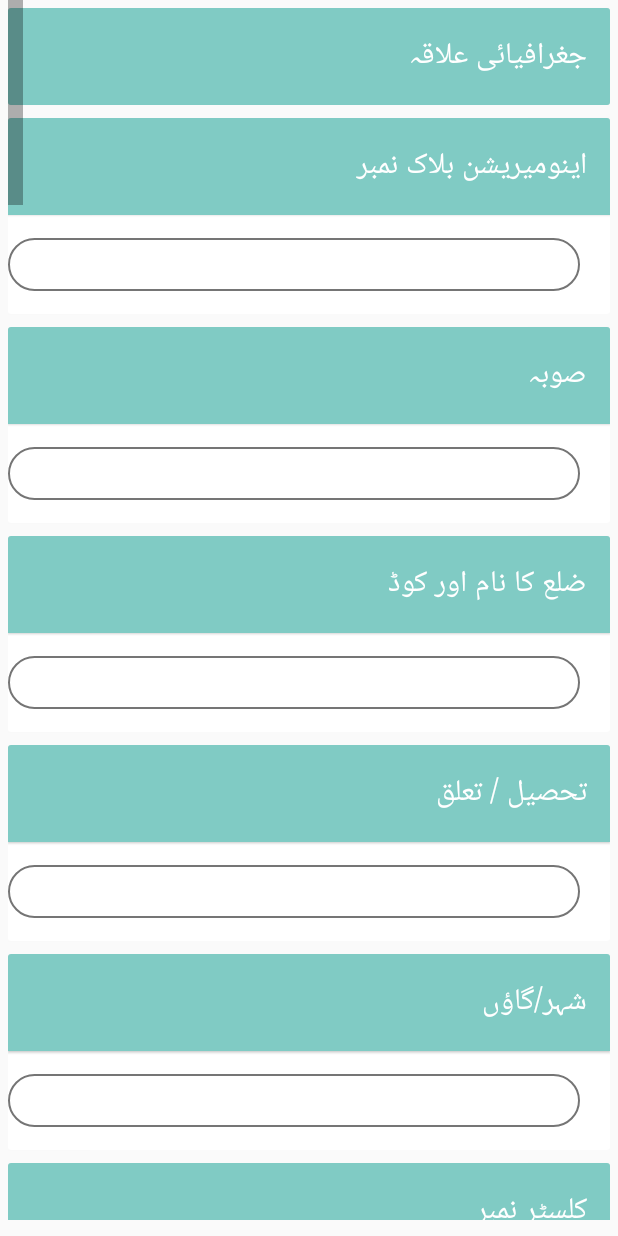
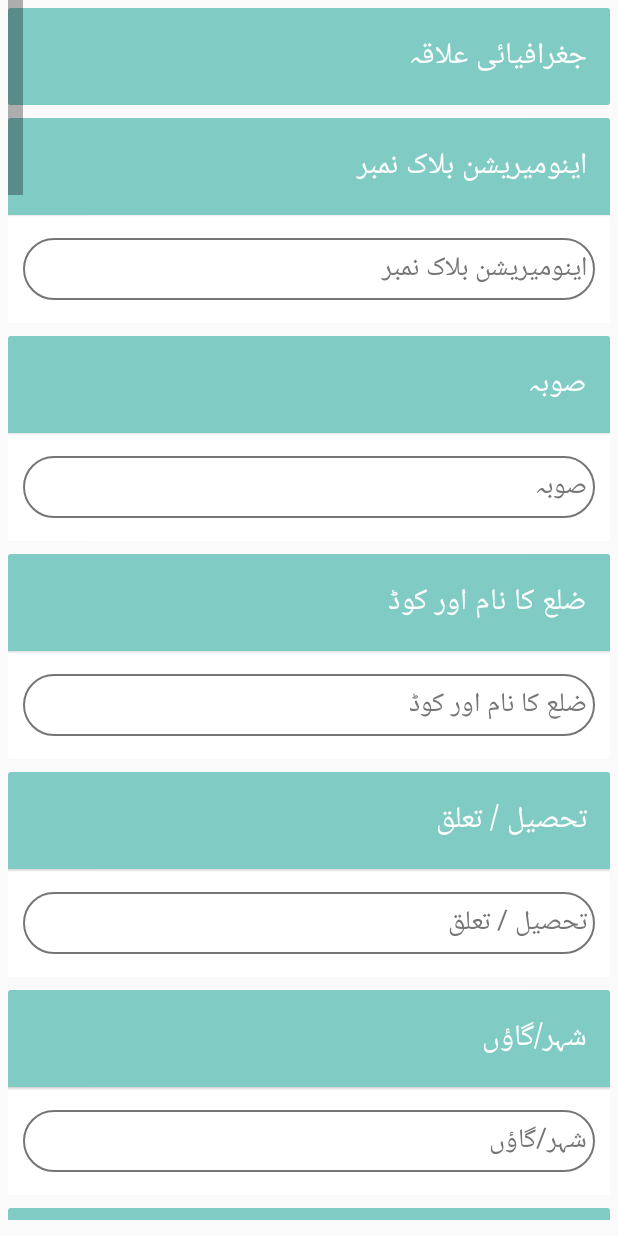
Before and after one commit to indus1530/TPVICS-HH, an Android app: the SectionAActivity screen opened directly, with no data from a screen before it, on a phone screen of 412 x 824 dp. Run offline under Robolectric (Android 15) with nearby library versions, the phone set to English and light mode, and no system bars; our stand-ins replace data binding; libraries missing offline, so code that uses them is left out: com.edittextpicker.aliazaz, com.validatorcrawler.aliazaz; plain views replace EditTextPicker; 3 statements that could not run were skipped.

Commit message:
update library and some layouts

```diff
--- a/app/build.gradle
+++ b/app/build.gradle
@@ -63,7 +63,7 @@
     annotationProcessor 'androidx.room:room-compiler:2.2.3'
 
     // Android Validator Crawler
-    implementation 'com.github.AliAzaz:AndroidValidatorCrawler:1.0.0'
+    implementation 'com.github.AliAzaz:AndroidValidatorCrawler:1.0.1'
 
     // Fancy Toast
     implementation 'com.github.Shashank02051997:FancyToast-Android:0.1.6'
--- a/app/src/main/res/layout/activity_section_a.xml
+++ b/app/src/main/res/layout/activity_section_a.xml
@@ -23,7 +23,7 @@
             android:layout_height="wrap_content"
             android:orientation="vertical">
 
-            <!-- hh01  T   -->
+            <!-- hh01  Title   -->
             <androidx.cardview.widget.CardView
                 android:id="@+id/fldGrpCVhh01"
                 style="@style/cardView">
@@ -39,7 +39,7 @@
                 </LinearLayout>
             </androidx.cardview.widget.CardView>
 
-            <!-- hh02  E   -->
+            <!-- hh02  Input   -->
             <androidx.cardview.widget.CardView
                 android:id="@+id/fldGrpCVhh02"
                 style="@style/cardView">
@@ -58,14 +58,12 @@
                         style="@style/textInputName"
                         android:layout_width="match_parent"
                         android:layout_height="wrap_content"
-                        android:layout_marginStart="20dp"
-                        android:layout_weight="70"
-                        android:focusable="false"
+                        android:hint="@string/hh02"
                         android:textColor="@android:color/black" />
                 </LinearLayout>
             </androidx.cardview.widget.CardView>
 
-            <!-- hh03  E   -->
+            <!-- hh03  Input   -->
             <androidx.cardview.widget.CardView
                 android:id="@+id/fldGrpCVhh03"
                 style="@style/cardView">
@@ -84,14 +82,12 @@
                         style="@style/textInputName"
                         android:layout_width="match_parent"
                         android:layout_height="wrap_content"
-                        android:layout_marginStart="20dp"
-                        android:layout_weight="70"
-                        android:focusable="false"
+                        android:hint="@string/hh03"
                         android:textColor="@android:color/black" />
                 </LinearLayout>
             </androidx.cardview.widget.CardView>
 
-            <!-- hh04  E   -->
+            <!-- hh04  Input   -->
             <androidx.cardview.widget.CardView
                 android:id="@+id/fldGrpCVhh04"
                 style="@style/cardView">
@@ -110,14 +106,12 @@
                         style="@style/textInputName"
                         android:layout_width="match_parent"
                         android:layout_height="wrap_content"
-                        android:layout_marginStart="20dp"
-                        android:layout_weight="70"
-                        android:focusable="false"
+                        android:hint="@string/hh04"
                         android:textColor="@android:color/black" />
                 </LinearLayout>
             </androidx.cardview.widget.CardView>
 
-            <!-- hh05  E   -->
+            <!-- hh05  Input   -->
             <androidx.cardview.widget.CardView
                 android:id="@+id/fldGrpCVhh05"
                 style="@style/cardView">
@@ -136,14 +130,12 @@
                         style="@style/textInputName"
                         android:layout_width="match_parent"
                         android:layout_height="wrap_content"
-                        android:layout_marginStart="20dp"
-                        android:layout_weight="70"
-                        android:focusable="false"
+                        android:hint="@string/hh05"
                         android:textColor="@android:color/black" />
                 </LinearLayout>
             </androidx.cardview.widget.CardView>
 
-            <!-- hh06  E   -->
+            <!-- hh06  Input   -->
             <androidx.cardview.widget.CardView
                 android:id="@+id/fldGrpCVhh06"
                 style="@style/cardView">
@@ -162,14 +154,12 @@
                         style="@style/textInputName"
                         android:layout_width="match_parent"
                         android:layout_height="wrap_content"
-                        android:layout_marginStart="20dp"
-                        android:layout_weight="70"
-                        android:focusable="false"
+                        android:hint="@string/hh06"
                         android:textColor="@android:color/black" />
                 </LinearLayout>
             </androidx.cardview.widget.CardView>
 
-            <!-- hh07  E   -->
+            <!-- hh07  Input   -->
             <androidx.cardview.widget.CardView
                 android:id="@+id/fldGrpCVhh07"
                 style="@style/cardView">
@@ -188,14 +178,12 @@
                         style="@style/textInputName"
                         android:layout_width="match_parent"
                         android:layout_height="wrap_content"
-                        android:layout_marginStart="20dp"
-                        android:layout_weight="70"
-                        android:focusable="false"
+                        android:hint="@string/hh07"
                         android:textColor="@android:color/black" />
                 </LinearLayout>
             </androidx.cardview.widget.CardView>
 
-            <!-- hh08  E   -->
+            <!-- hh08  Input   -->
             <androidx.cardview.widget.CardView
                 android:id="@+id/fldGrpCVhh08"
                 style="@style/cardView">
@@ -214,14 +202,12 @@
                         style="@style/textInputName"
                         android:layout_width="match_parent"
                         android:layout_height="wrap_content"
-                        android:layout_marginStart="20dp"
-                        android:layout_weight="70"
-                        android:focusable="false"
+                        android:hint="@string/hh08"
                         android:textColor="@android:color/black" />
                 </LinearLayout>
             </androidx.cardview.widget.CardView>
 
-            <!-- hh09  E   -->
+            <!-- hh09  Input   -->
             <androidx.cardview.widget.CardView
                 android:id="@+id/fldGrpCVhh09"
                 style="@style/cardView">
@@ -240,14 +226,12 @@
                         style="@style/textInputName"
                         android:layout_width="match_parent"
                         android:layout_height="wrap_content"
-                        android:layout_marginStart="20dp"
-                        android:layout_weight="70"
-                        android:focusable="false"
+                        android:hint="@string/hh09"
                         android:textColor="@android:color/black" />
                 </LinearLayout>
             </androidx.cardview.widget.CardView>
 
-            <!-- hh10  E   -->
+            <!-- hh10  Input   -->
             <androidx.cardview.widget.CardView
                 android:id="@+id/fldGrpCVhh10"
                 style="@style/cardView">
@@ -266,14 +250,12 @@
                         style="@style/textInputName"
                         android:layout_width="match_parent"
                         android:layout_height="wrap_content"
-                        android:layout_marginStart="20dp"
-                        android:layout_weight="70"
-                        android:focusable="false"
+                        android:hint="@string/hh10"
                         android:textColor="@android:color/black" />
                 </LinearLayout>
             </androidx.cardview.widget.CardView>
 
-            <!-- hh11  E   -->
+            <!-- hh11  Input   -->
             <androidx.cardview.widget.CardView
                 android:id="@+id/fldGrpCVhh11"
                 style="@style/cardView">
@@ -292,14 +274,12 @@
                         style="@style/textInputName"
                         android:layout_width="match_parent"
                         android:layout_height="wrap_content"
-                        android:layout_marginStart="20dp"
-                        android:layout_weight="70"
-                        android:focusable="false"
+                        android:hint="@string/hh11"
                         android:textColor="@android:color/black" />
                 </LinearLayout>
             </androidx.cardview.widget.CardView>
 
-            <!-- hh12  E   -->
+            <!-- hh12  Input   -->
             <androidx.cardview.widget.CardView
                 android:id="@+id/fldGrpCVhh12"
                 style="@style/cardView">
@@ -318,14 +298,12 @@
                         style="@style/textInputName"
                         android:layout_width="match_parent"
                         android:layout_height="wrap_content"
-                        android:layout_marginStart="20dp"
-                        android:layout_weight="70"
-                        android:focusable="false"
+                        android:hint="@string/hh12"
                         android:textColor="@android:color/black" />
                 </LinearLayout>
             </androidx.cardview.widget.CardView>
 
-            <!-- hh13  E   -->
+            <!-- hh13  Input   -->
             <androidx.cardview.widget.CardView
                 android:id="@+id/fldGrpCVhh13"
                 style="@style/cardView">
@@ -344,14 +322,12 @@
                         style="@style/textInputName"
                         android:layout_width="match_parent"
                         android:layout_height="wrap_content"
-                        android:layout_marginStart="20dp"
-                        android:layout_weight="70"
-                        android:focusable="false"
+                        android:hint="@string/hh13"
                         android:textColor="@android:color/black" />
                 </LinearLayout>
             </androidx.cardview.widget.CardView>
 
-            <!-- hh14  E   -->
+            <!-- hh14  Input   -->
             <androidx.cardview.widget.CardView
                 android:id="@+id/fldGrpCVhh14"
                 style="@style/cardView">
@@ -370,14 +346,12 @@
                         style="@style/textInputName"
                         android:layout_width="match_parent"
                         android:layout_height="wrap_content"
-                        android:layout_marginStart="20dp"
-                        android:layout_weight="70"
-                        android:focusable="false"
+                        android:hint="@string/hh14"
                         android:textColor="@android:color/black" />
                 </LinearLayout>
             </androidx.cardview.widget.CardView>
 
-            <!-- hh15  E   -->
+            <!-- hh15  Input   -->
             <androidx.cardview.widget.CardView
                 android:id="@+id/fldGrpCVhh15"
                 style="@style/cardView">
@@ -396,14 +370,12 @@
                         style="@style/textInputName"
                         android:layout_width="match_parent"
                         android:layout_height="wrap_content"
-                        android:layout_marginStart="20dp"
-                        android:layout_weight="70"
-                        android:focusable="false"
+                        android:hint="@string/hh15"
                         android:textColor="@android:color/black" />
                 </LinearLayout>
             </androidx.cardview.widget.CardView>
 
-            <!-- hh16  T   -->
+            <!-- hh16  Radio   -->
             <androidx.cardview.widget.CardView
                 android:id="@+id/fldGrpCVhh16"
                 style="@style/cardView">
@@ -435,7 +407,7 @@
                 </LinearLayout>
             </androidx.cardview.widget.CardView>
 
-            <!-- hh17  T   -->
+            <!-- hh17  Title   -->
             <androidx.cardview.widget.CardView
                 android:id="@+id/fldGrpCVhh17"
                 style="@style/cardView">
@@ -449,12 +421,21 @@
                         style="@style/i_textview"
                         android:text="@string/hh17" />
 
+                    <TextView
+                        style="@style/i_textview"
+                        android:text="@string/hh17a" />
+
                     <EditText
                         android:id="@+id/hh17a"
-                        style="@style/EditText"
+                        style="@style/textInputName"
                         android:layout_width="match_parent"
                         android:layout_height="wrap_content"
-                        android:hint="@string/hh17a" />
+                        android:hint="@string/hh17a"
+                        android:textColor="@android:color/black" />
+
+                    <TextView
+                        style="@style/i_textview"
+                        android:text="@string/hh17b" />
 
                     <com.edittextpicker.aliazaz.EditTextPicker
                         android:id="@+id/hh17b"
@@ -464,14 +445,13 @@
                         android:hint="@string/hh17b"
                         android:inputType="number"
                         app:mask="##"
-                        app:maxValue="1"
+                        app:maxValue="11"
                         app:minValue="11"
                         app:type="range" />
-
                 </LinearLayout>
             </androidx.cardview.widget.CardView>
 
-            <!-- hh18  T   -->
+            <!-- hh18  Title   -->
             <androidx.cardview.widget.CardView
                 android:id="@+id/fldGrpCVhh18"
                 style="@style/cardView">
@@ -485,12 +465,21 @@
                         style="@style/i_textview"
                         android:text="@string/hh18" />
 
+                    <TextView
+                        style="@style/i_textview"
+                        android:text="@string/hh18a" />
+
                     <EditText
                         android:id="@+id/hh18a"
-                        style="@style/EditText"
+                        style="@style/textInputName"
                         android:layout_width="match_parent"
                         android:layout_height="wrap_content"
-                        android:hint="@string/hh18a" />
+                        android:hint="@string/hh18a"
+                        android:textColor="@android:color/black" />
+
+                    <TextView
+                        style="@style/i_textview"
+                        android:text="@string/hh18b" />
 
                     <com.edittextpicker.aliazaz.EditTextPicker
                         android:id="@+id/hh18b"
@@ -500,13 +489,13 @@
                         android:hint="@string/hh18b"
                         android:inputType="number"
                         app:mask="##"
-                        app:maxValue="1"
+                        app:maxValue="11"
                         app:minValue="11"
                         app:type="range" />
                 </LinearLayout>
             </androidx.cardview.widget.CardView>
 
-            <!-- hh19  T   -->
+            <!-- hh19  Radio   -->
             <androidx.cardview.widget.CardView
                 android:id="@+id/fldGrpCVhh19"
                 style="@style/cardView">
@@ -538,7 +527,7 @@
                 </LinearLayout>
             </androidx.cardview.widget.CardView>
 
-            <!-- hh19_title  T   -->
+            <!-- hh19_title  Title   -->
             <androidx.cardview.widget.CardView
                 android:id="@+id/fldGrpCVhh19_title"
                 style="@style/cardView">
@@ -554,24 +543,7 @@
                 </LinearLayout>
             </androidx.cardview.widget.CardView>
 
-            <!-- hh20_title  T   -->
-            <androidx.cardview.widget.CardView
-                android:id="@+id/fldGrpCVhh20_title"
-                style="@style/cardView">
-
-                <LinearLayout
-                    android:layout_width="match_parent"
-                    android:layout_height="wrap_content"
-                    android:orientation="vertical">
-
-                    <TextView
-                        style="@style/i_textview"
-                        android:text="@string/hh20_title" />
-
-                </LinearLayout>
-            </androidx.cardview.widget.CardView>
-
-            <!-- hh20  T   -->
+            <!-- hh20  Radio   -->
             <androidx.cardview.widget.CardView
                 android:id="@+id/fldGrpCVhh20"
                 style="@style/cardView">
@@ -593,7 +565,7 @@
                         <RadioButton
                             android:id="@+id/hh20a"
                             style="@style/radiobutton"
-                            android:text="@string/hh20" />
+                            android:text="@string/hh20a" />
 
                         <RadioButton
                             android:id="@+id/hh20b"
@@ -621,24 +593,40 @@
                             android:text="@string/hh20f" />
 
                         <RadioButton
-                            android:id="@+id/hh2096"
+                            android:id="@+id/hh20x"
                             style="@style/radiobutton"
                             android:text="@string/hh20x" />
 
                         <EditText
-                            android:id="@+id/hh2096x"
-                            style="@style/EditTextAlphaNumeric"
+                            android:id="@+id/hh20xt"
+                            style="@style/radiobutton"
                             android:layout_width="match_parent"
                             android:layout_height="wrap_content"
                             android:hint="@string/hh20x"
-                            android:tag="hh2096"
-                            android:text='@{hh2096.checked? hh2096x.getText().toString() : ""}'
-                            android:visibility='@{hh2096.checked? View.VISIBLE : View.GONE}' />
+                            android:tag="hh20x"
+                            android:text='@{hh20x.checked? hh20xt.getText().toString() : ""}'
+                            android:visibility='@{hh20x.checked? View.VISIBLE : View.GONE}' />
                     </RadioGroup>
                 </LinearLayout>
             </androidx.cardview.widget.CardView>
 
-            <!-- hh21  T   -->
+            <!-- hh20_title  Title   -->
+            <androidx.cardview.widget.CardView
+                android:id="@+id/fldGrpCVhh20_title"
+                style="@style/cardView">
+
+                <LinearLayout
+                    android:layout_width="match_parent"
+                    android:layout_height="wrap_content"
+                    android:orientation="vertical">
+
+                    <TextView
+                        style="@style/i_textview"
+                        android:text="@string/hh20_title" />
+                </LinearLayout>
+            </androidx.cardview.widget.CardView>
+
+            <!-- hh21  Radio   -->
             <androidx.cardview.widget.CardView
                 android:id="@+id/fldGrpCVhh21"
                 style="@style/cardView">
@@ -670,7 +658,7 @@
                 </LinearLayout>
             </androidx.cardview.widget.CardView>
 
-            <!-- hh22  E   -->
+            <!-- hh22  Input   -->
             <androidx.cardview.widget.CardView
                 android:id="@+id/fldGrpCVhh22"
                 style="@style/cardView">
@@ -689,9 +677,7 @@
                         style="@style/textInputName"
                         android:layout_width="match_parent"
                         android:layout_height="wrap_content"
-                        android:layout_marginStart="20dp"
-                        android:layout_weight="70"
-                        android:focusable="false"
+                        android:hint="@string/hh22"
                         android:textColor="@android:color/black" />
                 </LinearLayout>
             </androidx.cardview.widget.CardView>
@@ -717,7 +703,6 @@
                     android:text="Save" />
                 <!--'onClick' for btn_End will NOT change and always call 'endInterview'-->
             </LinearLayout>
-
         </LinearLayout>
     </ScrollView>
 </layout>
--- a/app/src/main/res/layout/activity_section_b.xml
+++ b/app/src/main/res/layout/activity_section_b.xml
@@ -69,9 +69,7 @@
                         style="@style/textInput"
                         android:layout_width="match_parent"
                         android:layout_height="wrap_content"
-                        android:layout_marginStart="20dp"
                         android:layout_weight="70"
-                        android:focusable="false"
                         android:textColor="@android:color/black" />
                 </LinearLayout>
             </androidx.cardview.widget.CardView>
@@ -240,9 +238,7 @@
                         style="@style/textInput"
                         android:layout_width="match_parent"
                         android:layout_height="wrap_content"
-                        android:layout_marginStart="20dp"
                         android:layout_weight="70"
-                        android:focusable="false"
                         android:textColor="@android:color/black" />
                 </LinearLayout>
             </androidx.cardview.widget.CardView>
@@ -535,9 +531,7 @@
                         style="@style/textInputName"
                         android:layout_width="match_parent"
                         android:layout_height="wrap_content"
-                        android:layout_marginStart="20dp"
                         android:layout_weight="70"
-                        android:focusable="false"
                         android:textColor="@android:color/black" />
                 </LinearLayout>
             </androidx.cardview.widget.CardView>
@@ -561,9 +555,7 @@
                         style="@style/textInputName"
                         android:layout_width="match_parent"
                         android:layout_height="wrap_content"
-                        android:layout_marginStart="20dp"
                         android:layout_weight="70"
-                        android:focusable="false"
                         android:textColor="@android:color/black" />
                 </LinearLayout>
             </androidx.cardview.widget.CardView>
@@ -587,9 +579,7 @@
                         style="@style/textInputName"
                         android:layout_width="match_parent"
                         android:layout_height="wrap_content"
-                        android:layout_marginStart="20dp"
                         android:layout_weight="70"
-                        android:focusable="false"
                         android:textColor="@android:color/black" />
                 </LinearLayout>
             </androidx.cardview.widget.CardView>
--- a/app/src/main/res/layout/activity_section_c02.xml
+++ b/app/src/main/res/layout/activity_section_c02.xml
@@ -863,9 +863,7 @@
                         style="@style/textInputName"
                         android:layout_width="match_parent"
                         android:layout_height="wrap_content"
-                        android:layout_marginStart="20dp"
                         android:layout_weight="70"
-                        android:focusable="false"
                         android:textColor="@android:color/black" />
                 </LinearLayout>
             </androidx.cardview.widget.CardView>
--- a/app/src/main/res/values/styles.xml
+++ b/app/src/main/res/values/styles.xml
@@ -214,10 +214,10 @@
         <item name="android:textSize">18sp</item>
         <item name="android:layout_width">match_parent</item>
         <item name="android:layout_height">wrap_content</item>
-        <item name="android:layout_marginRight">15dp</item>
+        <item name="android:layout_marginRight">10dp</item>
         <item name="android:layout_marginTop">15dp</item>
         <item name="android:layout_marginBottom">15dp</item>
-        <item name="android:layout_marginLeft">20dp</item>
+        <item name="android:layout_marginLeft">10dp</item>
         <item name="android:textColorHint">@color/gray</item>
         <item name="android:background">@drawable/et_style</item>
         <item name="android:digits">abcdefghijklmnopqrstuvwxyz ABCDEFGHIJKLMNOPQRSTUVWXYZ</item>
```
Also changed, not shown: 1 other file.
